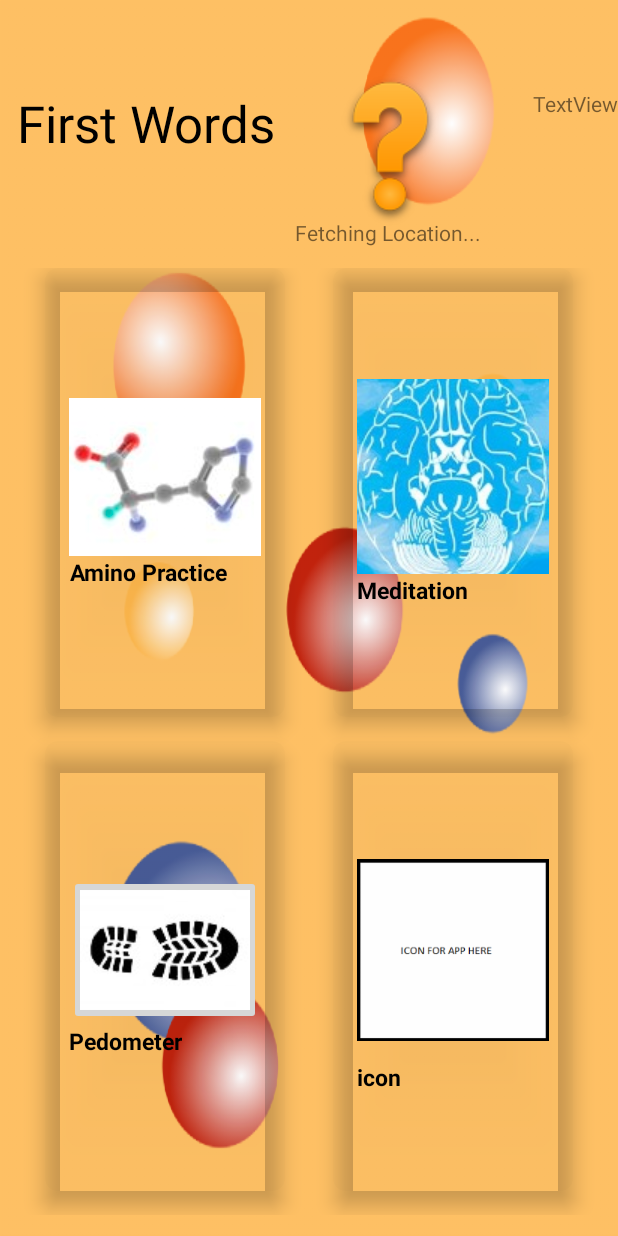
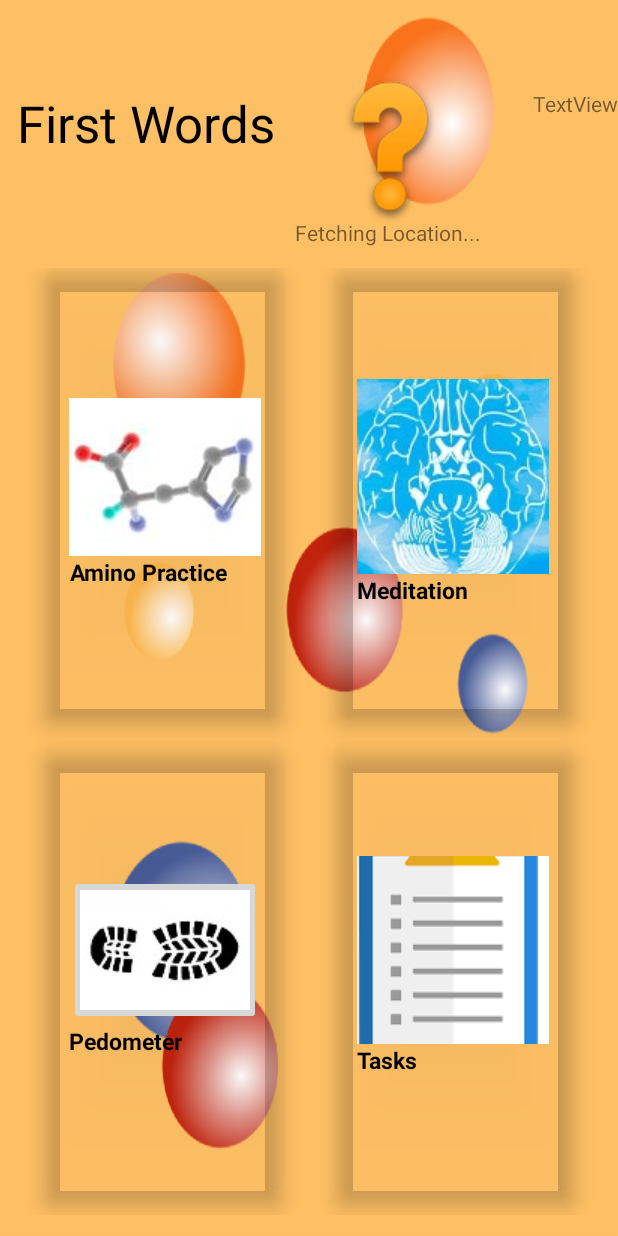
Before and after one commit to rdombrovski/HackYourLife, an Android app: the NewGame screen opened directly, with no data from a screen before it, on a phone screen of 412 x 824 dp. Run offline under Robolectric (Android 15) with nearby library versions, the phone set to English and light mode, and no system bars; libraries missing offline, so code that uses them is left out: com.loopj.android, cz.msebera.android.

Commit message:
april 17 updates commit

```diff
--- a/app/src/main/AndroidManifest.xml
+++ b/app/src/main/AndroidManifest.xml
@@ -64,7 +64,7 @@
             android:label="Feedback"
             android:parentActivityName = "com.bif812.roman.hackyourlife.NewGame">
         </activity>
-<!--
+
         <activity android:name="com.bif812.roman.hackyourlife.ToDoList"
             android:screenOrientation="portrait"
             android:label="Feedback"
@@ -79,7 +79,7 @@
             android:screenOrientation="portrait"
             android:label="Feedback"
             android:parentActivityName = "com.bif812.roman.hackyourlife.ToDoList"/>
--->
+
 
         <!-- __________ Define Service. __________ -->
         <service android:name=".StepCounting" />
--- a/app/src/main/java/com/bif812/roman/hackyourlife/NewGame.java
+++ b/app/src/main/java/com/bif812/roman/hackyourlife/NewGame.java
@@ -68,6 +68,7 @@ public class NewGame extends AppCompatActivity {
         ImageView aminoGame = (ImageView) findViewById(R.id.aminoBut);
         ImageView pedometer = (ImageView) findViewById(R.id.pedomBut);
         ImageView meditate = (ImageView) findViewById(R.id.meditateBut);
+        ImageView toDoList = (ImageView) findViewById(R.id.listBut);
 
         //Intents for all options
         aminoGame.setOnClickListener(new View.OnClickListener() {
@@ -90,6 +91,14 @@ public class NewGame extends AppCompatActivity {
             @Override
             public void onClick(View v) {
                 Intent myIntent = new Intent(NewGame.this, Meditation.class);
+                startActivity(myIntent);
+            }
+        });
+        toDoList.setOnClickListener(new View.OnClickListener() {
+            @Override
+            public void onClick(View v) {
+                Log.d("todolist", "Clicked on the to do list");
+                Intent myIntent = new Intent (NewGame.this, ToDoList.class);
                 startActivity(myIntent);
             }
         });
--- a/app/src/main/res/layout/content_to_do_list.xml
+++ b/app/src/main/res/layout/content_to_do_list.xml
@@ -22,6 +22,7 @@
         android:layout_alignParentStart="true"
         android:layout_alignParentTop="true"
         android:background="@drawable/workdesk" />
+
     <TextView
         android:layout_width="wrap_content"
         android:layout_height="wrap_content"
--- a/app/src/main/res/layout/game_start.xml
+++ b/app/src/main/res/layout/game_start.xml
@@ -210,17 +210,16 @@
                 android:layout_margin="16dp"
                 android:orientation="vertical">
 
-                <ImageView
-                    android:id="@+id/BotRight"
+                <ImageButton
+                    android:id="@+id/listBut"
                     android:layout_width="wrap_content"
-                    android:layout_height="wrap_content"
-                    android:layout_gravity="center_horizontal"
-                    android:src="@drawable/icon_place_mat" />
+                    android:layout_height="125dp"
+                    app:srcCompat="@drawable/list" />
 
                 <TextView
                     android:layout_width="wrap_content"
                     android:layout_height="wrap_content"
-                    android:text="icon"
+                    android:text="Tasks"
                     android:textAlignment="center"
                     android:textColor="@android:color/black"
                     android:textSize="15sp"
@@ -228,6 +227,7 @@
 
 
             </LinearLayout>
+
         </android.support.v7.widget.CardView>
 
 
--- a/build.gradle
+++ b/build.gradle
@@ -12,7 +12,7 @@ buildscript {
 
         // NOTE: Do not place your application dependencies here; they belong
         // in the individual module build.gradle files
-        classpath 'com.google.gms:google-services:3.2.0'
+        classpath 'com.google.gms:google-services:3.1.1'
     }
 }
 
```
Also changed, not shown: app/build.gradle (+2 -5 lines), app/src/main/java/com/bif812/roman/hackyourlife/AddTask.java (+34 -0 lines), app/src/main/java/com/bif812/roman/hackyourlife/AminoGame.java (+12 -12 lines), app/src/main/java/com/bif812/roman/hackyourlife/GameActivity.java (+11 -5 lines), app/src/main/java/com/bif812/roman/hackyourlife/ToDoList.java (+13 -2 lines), app/src/main/res/layout/activity_add_task.xml (+7 -6 lines), app/src/main/res/layout/task_row.xml (+10 -10 lines), app/src/main/res/layout/todolist.xml (added, +25 -0 lines), app/src/main/res/menu/menu_to_do_list.xml (+5 -2 lines), app/src/main/res/drawable/addcircle.png (added), 1 other file.
